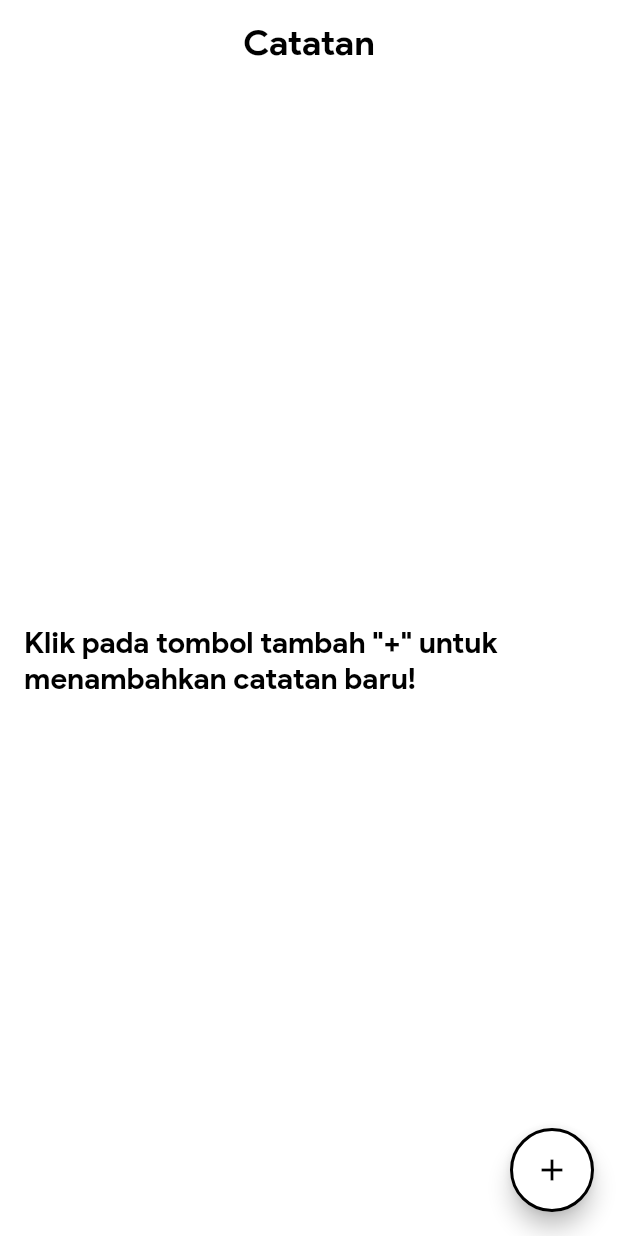
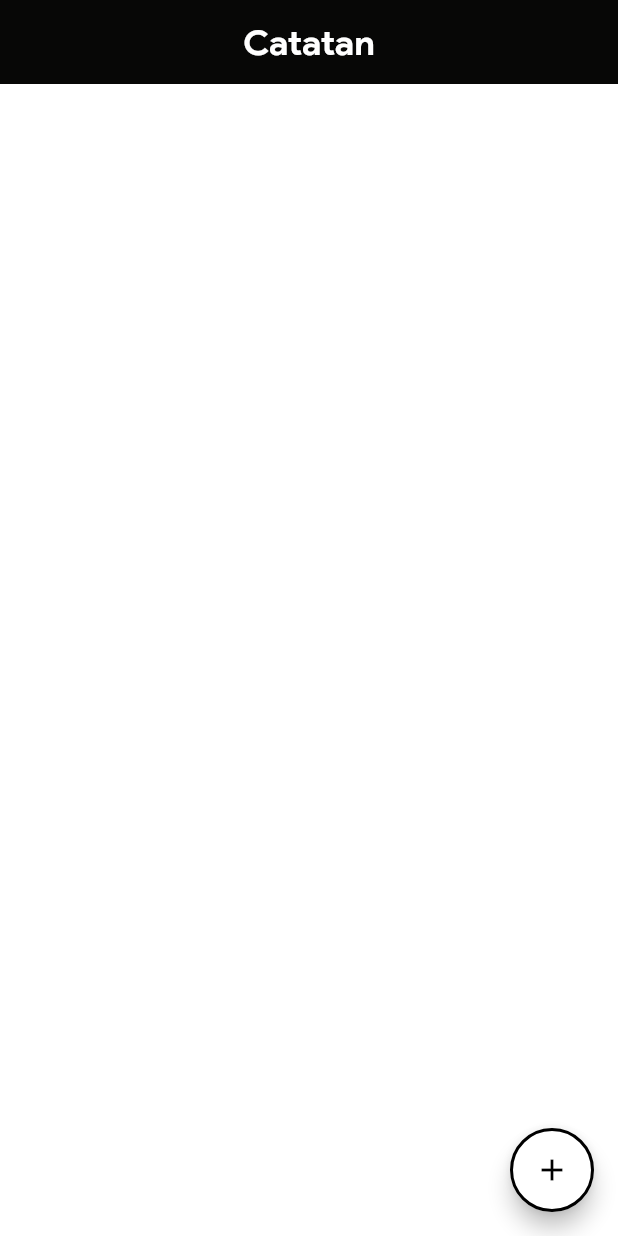
Before and after one commit to nandaarya/note_app, a Flutter app: the screen it shows after launch, on a phone screen of 412 x 824 dp. Run offline on Flutter 3.47's test engine with Material 2 defaults, Android fonts, the phone set to English and light mode, and no system bars; our stand-ins replace sqflite; accounts and stored records are empty.

Commit message:
(+) change ui color

```diff
--- a/lib/main.dart
+++ b/lib/main.dart
@@ -19,17 +19,17 @@ class MyApp extends StatelessWidget {
           headline5: TextStyle(
               fontFamily: 'Sans',
               fontWeight: FontWeight.bold,
-              color: Colors.black,
+              color: Colors.white,
               fontSize: 24),
           bodyText2: TextStyle(
               fontFamily: 'Sans',
               fontWeight: FontWeight.bold,
-              color: Colors.black,
+              color: Colors.white,
               fontSize: 20),
           bodyText1: TextStyle(
               fontFamily: 'Sans',
               fontWeight: FontWeight.normal,
-              color: Colors.black,
+              color: Colors.white,
               fontSize: 18),
           subtitle2: TextStyle(
               fontFamily: 'Sans',
--- a/lib/screen/main_screen.dart
+++ b/lib/screen/main_screen.dart
@@ -35,14 +35,14 @@ class MainScreenState extends State<MainScreen> {
         title: Text('Catatan', style: Theme.of(context).textTheme.headline5),
         centerTitle: true,
         elevation: 0,
-        backgroundColor: Colors.white,
+        backgroundColor: Color(0xff070706),
         leading: noteList.isEmpty
             ? Container()
             : IconButton(
                 splashRadius: 22,
                 icon: const Icon(
                   Icons.search,
-                  color: Colors.black,
+                  color: Colors.white,
                 ),
                 onPressed: () async {
                   final Note result = await showSearch(
@@ -59,7 +59,7 @@ class MainScreenState extends State<MainScreen> {
                   splashRadius: 22,
                   icon: Icon(
                     axisCount == 2 ? Icons.list : Icons.grid_on,
-                    color: Colors.black,
+                    color: Colors.white,
                   ),
                   onPressed: () {
                     setState(() {
@@ -85,7 +85,7 @@ class MainScreenState extends State<MainScreen> {
               ),
             )
           : Container(
-              color: Colors.white,
+              color: Colors.black,
               child: getNotesList(),
             ),
       floatingActionButton: FloatingActionButton(
--- a/lib/widget/color.dart
+++ b/lib/widget/color.dart
@@ -1,7 +1,7 @@
 import 'package:flutter/material.dart';
 
 List<Color> colors = [
-  const Color(0xFFFFFFFF),
+  const Color(0xFFA69C9C),
   const Color(0xffFE9A37),
   const Color(0xFFCBDB57),
   const Color(0xFF9585BA),
@@ -21,7 +21,7 @@ class PriorityPicker extends StatefulWidget {
 
 class _PriorityPickerState extends State<PriorityPicker> {
   int selectedIndex;
-  List<String> priorityText = ['Low', 'High', 'Very High'];
+  List<String> priorityText = ['Rendah', 'Tinggi', 'Tertinggi'];
   List<Color> priorityColor = [Colors.green, Colors.lightGreen, Colors.red];
   @override
   Widget build(BuildContext context) {
@@ -51,7 +51,7 @@ class _PriorityPickerState extends State<PriorityPicker> {
                       style: TextStyle(
                           color: selectedIndex == index
                               ? Colors.white
-                              : Colors.black,
+                              : Colors.white,
                           fontWeight: FontWeight.bold)),
                 ),
                 decoration: BoxDecoration(
@@ -60,7 +60,7 @@ class _PriorityPickerState extends State<PriorityPicker> {
                         : Colors.transparent,
                     borderRadius: BorderRadius.circular(8.0),
                     border: selectedIndex == index
-                        ? Border.all(width: 2, color: Colors.black)
+                        ? Border.all(width: 2, color: Colors.white)
                         : Border.all(width: 0,color: Colors.transparent)),
               ),
             ),
```
Also changed, not shown: lib/screen/add_screen.dart (+15 -25 lines).
